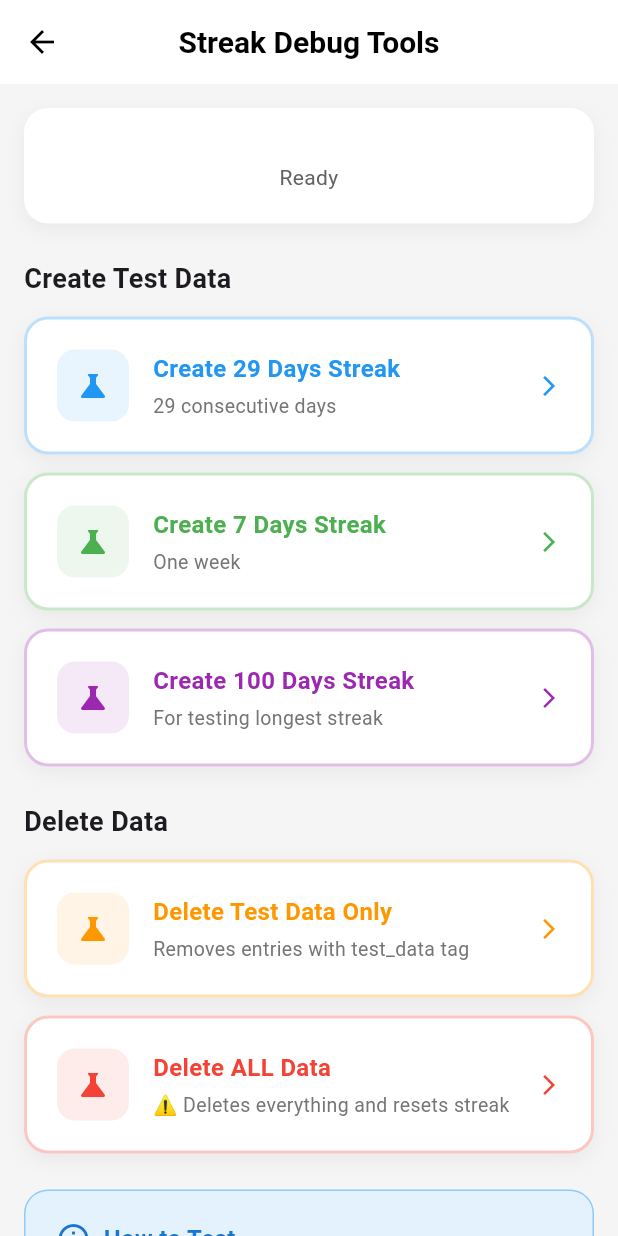
After one commit to vjintageboy/2025_LTTBDD_N04_Nhom_4, a Flutter app: the StreakDebugPage screen opened directly, on a phone screen of 412 x 824 dp. The commit adds this screen. Run offline on Flutter 3.47's test engine with Material 3 defaults, Android fonts, the phone set to English and light mode, and no system bars; our stand-ins replace audioplayers, cloud_firestore, firebase_auth, firebase_core, google_fonts, table_calendar; accounts and stored records are empty; generated files the repository leaves out were written again; Roboto replaces fonts that are missing (SF Pro Display).

Commit message:
tạo script test debug streak

```diff
--- /dev/null
+++ b/lib/views/streak/streak_debug_page.dart
@@ -0,0 +1,341 @@
+import 'package:flutter/material.dart';
+import '../../scripts/create_streak_test_data.dart';
+
+class StreakDebugPage extends StatefulWidget {
+  const StreakDebugPage({super.key});
+
+  @override
+  State<StreakDebugPage> createState() => _StreakDebugPageState();
+}
+
+class _StreakDebugPageState extends State<StreakDebugPage> {
+  bool _isLoading = false;
+  String _status = 'Ready';
+
+  Future<void> _createTestData(int days) async {
+    setState(() {
+      _isLoading = true;
+      _status = 'Creating $days days of test data...';
+    });
+
+    try {
+      await StreakTestDataGenerator.createStreakTestData(days: days);
+      setState(() {
+        _status = '✅ Created $days consecutive mood entries!\nExpected streak: $days days';
+        _isLoading = false;
+      });
+    } catch (e) {
+      setState(() {
+        _status = '❌ Error: $e';
+        _isLoading = false;
+      });
+    }
+  }
+
+  Future<void> _deleteTestData() async {
+    setState(() {
+      _isLoading = true;
+      _status = 'Deleting test data...';
+    });
+
+    try {
+      await StreakTestDataGenerator.deleteTestData();
+      setState(() {
+        _status = '✅ Test data deleted!';
+        _isLoading = false;
+      });
+    } catch (e) {
+      setState(() {
+        _status = '❌ Error: $e';
+        _isLoading = false;
+      });
+    }
+  }
+
+  Future<void> _deleteAllData() async {
+    final confirm = await showDialog<bool>(
+      context: context,
+      builder: (context) => AlertDialog(
+        title: const Text('⚠️ Warning'),
+        content: const Text('This will delete ALL your mood entries and reset streak to 0. Continue?'),
+        actions: [
+          TextButton(
+            onPressed: () => Navigator.pop(context, false),
+            child: const Text('Cancel'),
+          ),
+          TextButton(
+            onPressed: () => Navigator.pop(context, true),
+            child: const Text('Delete All', style: TextStyle(color: Colors.red)),
+          ),
+        ],
+      ),
+    );
+
+    if (confirm == true) {
+      setState(() {
+        _isLoading = true;
+        _status = 'Deleting all data...';
+      });
+
+      try {
+        await StreakTestDataGenerator.deleteAllMoodEntries();
+        setState(() {
+          _status = '✅ All data deleted and streak reset!';
+          _isLoading = false;
+        });
+      } catch (e) {
+        setState(() {
+          _status = '❌ Error: $e';
+          _isLoading = false;
+        });
+      }
+    }
+  }
+
+  @override
+  Widget build(BuildContext context) {
+    return Scaffold(
+      backgroundColor: Colors.grey.shade100,
+      appBar: AppBar(
+        backgroundColor: Colors.white,
+        elevation: 0,
+        leading: IconButton(
+          icon: const Icon(Icons.arrow_back, color: Colors.black),
+          onPressed: () => Navigator.pop(context),
+        ),
+        title: const Text(
+          'Streak Debug Tools',
+          style: TextStyle(
+            color: Colors.black,
+            fontSize: 20,
+            fontWeight: FontWeight.w600,
+          ),
+        ),
+        centerTitle: true,
+      ),
+      body: SingleChildScrollView(
+        padding: const EdgeInsets.all(16),
+        child: Column(
+          crossAxisAlignment: CrossAxisAlignment.stretch,
+          children: [
+            // Status card
+            Container(
+              padding: const EdgeInsets.all(20),
+              decoration: BoxDecoration(
+                color: Colors.white,
+                borderRadius: BorderRadius.circular(16),
+                boxShadow: [
+                  BoxShadow(
+                    color: Colors.black.withOpacity(0.05),
+                    blurRadius: 10,
+                    offset: const Offset(0, 4),
+                  ),
+                ],
+              ),
+              child: Column(
+                children: [
+                  if (_isLoading)
+                    const CircularProgressIndicator(color: Color(0xFF4CAF50)),
+                  const SizedBox(height: 16),
+                  Text(
+                    _status,
+                    textAlign: TextAlign.center,
+                    style: TextStyle(
+                      fontSize: 14,
+                      color: Colors.grey.shade700,
+                      height: 1.5,
+                    ),
+                  ),
+                ],
+              ),
+            ),
+            const SizedBox(height: 24),
+
+            // Create test data section
+            _buildSectionTitle('Create Test Data'),
+            const SizedBox(height: 12),
+            _buildButton(
+              'Create 29 Days Streak',
+              '29 consecutive days',
+              Colors.blue,
+              () => _createTestData(29),
+            ),
+            const SizedBox(height: 12),
+            _buildButton(
+              'Create 7 Days Streak',
+              'One week',
+              Colors.green,
+              () => _createTestData(7),
+            ),
+            const SizedBox(height: 12),
+            _buildButton(
+              'Create 100 Days Streak',
+              'For testing longest streak',
+              Colors.purple,
+              () => _createTestData(100),
+            ),
+            const SizedBox(height: 24),
+
+            // Delete section
+            _buildSectionTitle('Delete Data'),
+            const SizedBox(height: 12),
+            _buildButton(
+              'Delete Test Data Only',
+              'Removes entries with test_data tag',
+              Colors.orange,
+              _deleteTestData,
+            ),
+            const SizedBox(height: 12),
+            _buildButton(
+              'Delete ALL Data',
+              '⚠️ Deletes everything and resets streak',
+              Colors.red,
+              _deleteAllData,
+            ),
+            const SizedBox(height: 24),
+
+            // Instructions
+            Container(
+              padding: const EdgeInsets.all(20),
+              decoration: BoxDecoration(
+                color: Colors.blue.shade50,
+                borderRadius: BorderRadius.circular(16),
+                border: Border.all(color: Colors.blue.shade200),
+              ),
+              child: Column(
+                crossAxisAlignment: CrossAxisAlignment.start,
+                children: [
+                  Row(
+                    children: [
+                      Icon(Icons.info_outline, color: Colors.blue.shade700),
+                      const SizedBox(width: 8),
+                      Text(
+                        'How to Test',
+                        style: TextStyle(
+                          fontSize: 16,
+                          fontWeight: FontWeight.w700,
+                          color: Colors.blue.shade700,
+                        ),
+                      ),
+                    ],
+                  ),
+                  const SizedBox(height: 12),
+                  _buildInstruction('1. Click "Create 29 Days Streak"'),
+                  _buildInstruction('2. Wait for completion message'),
+                  _buildInstruction('3. Go to Home or Streak History'),
+                  _buildInstruction('4. Check streak values'),
+                  _buildInstruction('5. Delete test data when done'),
+                ],
+              ),
+            ),
+          ],
+        ),
+      ),
+    );
+  }
+
+  Widget _buildSectionTitle(String title) {
+    return Text(
+      title,
+      style: const TextStyle(
+        fontSize: 18,
+        fontWeight: FontWeight.w700,
+      ),
+    );
+  }
+
+  Widget _buildButton(
+    String title,
+    String subtitle,
+    Color color,
+    VoidCallback onPressed,
+  ) {
+    return InkWell(
+      onTap: _isLoading ? null : onPressed,
+      borderRadius: BorderRadius.circular(16),
+      child: Container(
+        padding: const EdgeInsets.all(20),
+        decoration: BoxDecoration(
+          color: Colors.white,
+          borderRadius: BorderRadius.circular(16),
+          border: Border.all(color: color.withOpacity(0.3), width: 2),
+          boxShadow: [
+            BoxShadow(
+              color: Colors.black.withOpacity(0.05),
+              blurRadius: 10,
+              offset: const Offset(0, 4),
+            ),
+          ],
+        ),
+        child: Row(
+          children: [
+            Container(
+              padding: const EdgeInsets.all(12),
+              decoration: BoxDecoration(
+                color: color.withOpacity(0.1),
+                borderRadius: BorderRadius.circular(12),
+              ),
+              child: Icon(Icons.science, color: color, size: 24),
+            ),
+            const SizedBox(width: 16),
+            Expanded(
+              child: Column(
+                crossAxisAlignment: CrossAxisAlignment.start,
+                children: [
+                  Text(
+                    title,
+                    style: TextStyle(
+                      fontSize: 16,
+                      fontWeight: FontWeight.w600,
+                      color: color,
+                    ),
+                  ),
+                  const SizedBox(height: 4),
+                  Text(
+                    subtitle,
+                    style: TextStyle(
+                      fontSize: 13,
+                      color: Colors.grey.shade600,
+                    ),
+                  ),
+                ],
+              ),
+            ),
+            Icon(Icons.arrow_forward_ios, color: color, size: 16),
+          ],
+        ),
+      ),
+    );
+  }
+
+  Widget _buildInstruction(String text) {
+    return Padding(
+      padding: const EdgeInsets.only(bottom: 8),
+      child: Row(
+        crossAxisAlignment: CrossAxisAlignment.start,
+        children: [
+          Container(
+            margin: const EdgeInsets.only(top: 6),
+            width: 6,
+            height: 6,
+            decoration: BoxDecoration(
+              color: Colors.blue.shade700,
+              shape: BoxShape.circle,
+            ),
+          ),
+          const SizedBox(width: 12),
+          Expanded(
+            child: Text(
+              text,
+              style: TextStyle(
+                fontSize: 14,
+                color: Colors.blue.shade700,
+                height: 1.5,
+              ),
+            ),
+          ),
+        ],
+      ),
+    );
+  }
+}
```
Also changed, not shown: lib/scripts/create_streak_test_data.dart (added, +316 -0 lines), lib/views/streak/streak_history_page.dart (+13 -0 lines).
